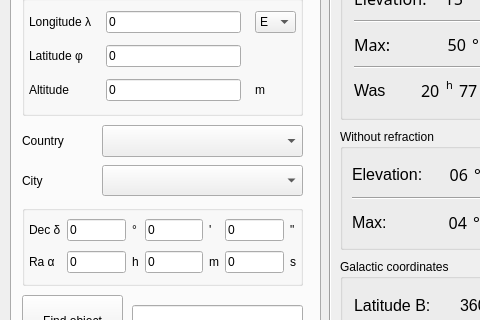
Qt form GUI/mainwindow.ui (IamNotProgrammer/Star-height) before a commit; both pictures show x 0 to 480 and y 221 to 541 of the 601 by 632 pixel window.
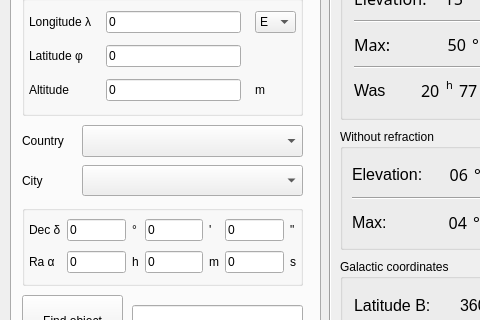
The same form after that commit.

Commit message: Now it won't close for no reason

```diff
--- a/GUI/mainwindow.ui
+++ b/GUI/mainwindow.ui
@@ -1362,22 +1362,12 @@
      <widget class="QComboBox" name="Box_country">
       <property name="geometry">
        <rect>
-        <x>90</x>
+        <x>70</x>
         <y>310</y>
-        <width>201</width>
+        <width>221</width>
         <height>32</height>
        </rect>
       </property>
-      <item>
-       <property name="text">
-        <string/>
-       </property>
-      </item>
-      <item>
-       <property name="text">
-        <string>Poland</string>
-       </property>
-      </item>
      </widget>
      <widget class="QLabel" name="label_38">
       <property name="geometry">
@@ -1408,9 +1398,9 @@
      <widget class="QComboBox" name="Box_city">
       <property name="geometry">
        <rect>
-        <x>90</x>
+        <x>70</x>
         <y>350</y>
-        <width>201</width>
+        <width>221</width>
         <height>31</height>
        </rect>
       </property>
```
The commit also changes 2 other files.
